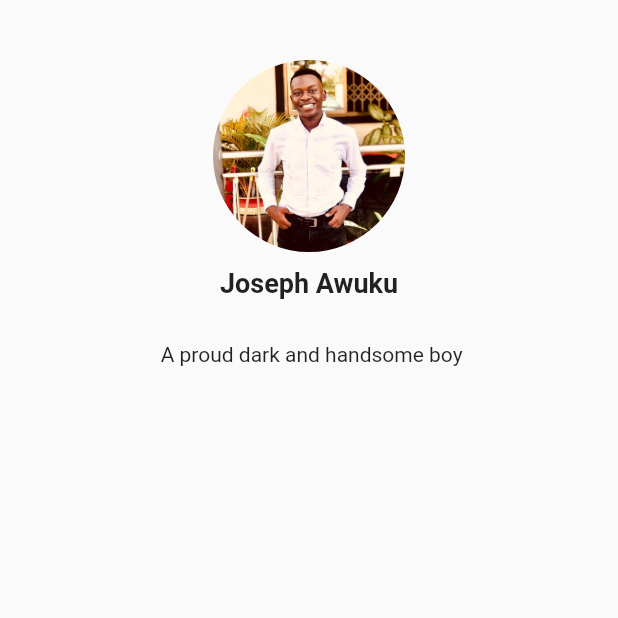
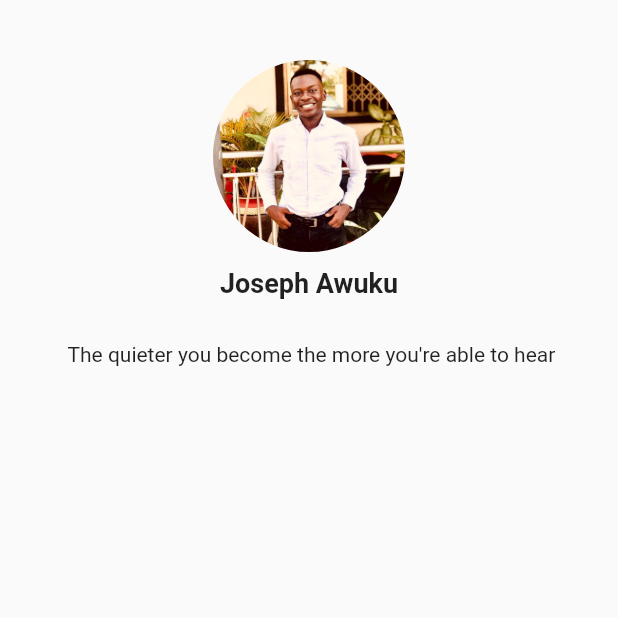
Before and after one commit to JosephAwuku33/Blogly, a Flutter app: the ProfilePage screen opened directly, on a phone screen of 412 x 824 dp, the top half of it. Run offline on Flutter 3.47's test engine with Material 2 defaults, Android fonts, the phone set to English and light mode, and no system bars; network calls fail.

Commit message:
edited the profile data

```diff
--- a/lib/data/profile_data.dart
+++ b/lib/data/profile_data.dart
@@ -1,5 +1,7 @@
 import 'package:blogly/models/user.dart';
 
 final List<User> userProfile = [
-  User(name: "Joseph Awuku", about: " A proud dark and handsome boy")
+  User(
+      name: "Joseph Awuku",
+      about: " The quieter you become the more you're able to hear")
 ];
```
